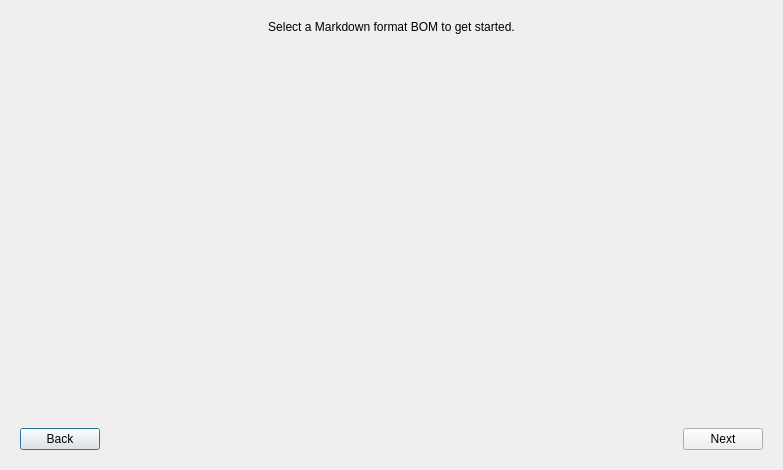
This is ui/wizard_bom_import.ui in jwjulien/inventory as Qt 5 draws it before an edit. The edited form follows.
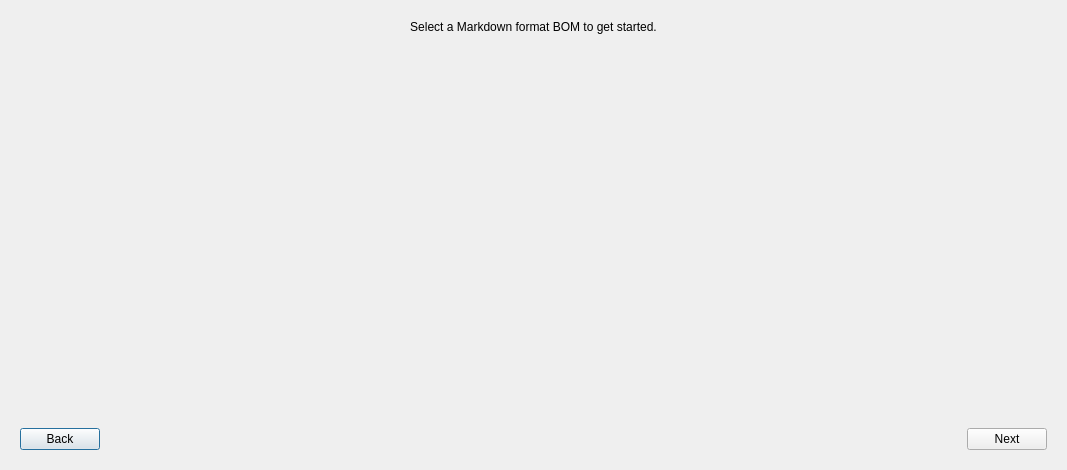
This is the edited form. The open tabs and pages were chosen to show the change. Custom widgets are drawn as their Qt base class.

What changed in the file:
```diff
--- a/ui/wizard_bom_import.ui
+++ b/ui/wizard_bom_import.ui
@@ -6,7 +6,7 @@
    <rect>
     <x>0</x>
     <y>0</y>
-    <width>783</width>
+    <width>1067</width>
     <height>470</height>
    </rect>
   </property>
```
Left out of the diff: 4 changed lines with no effect on the pictures.
